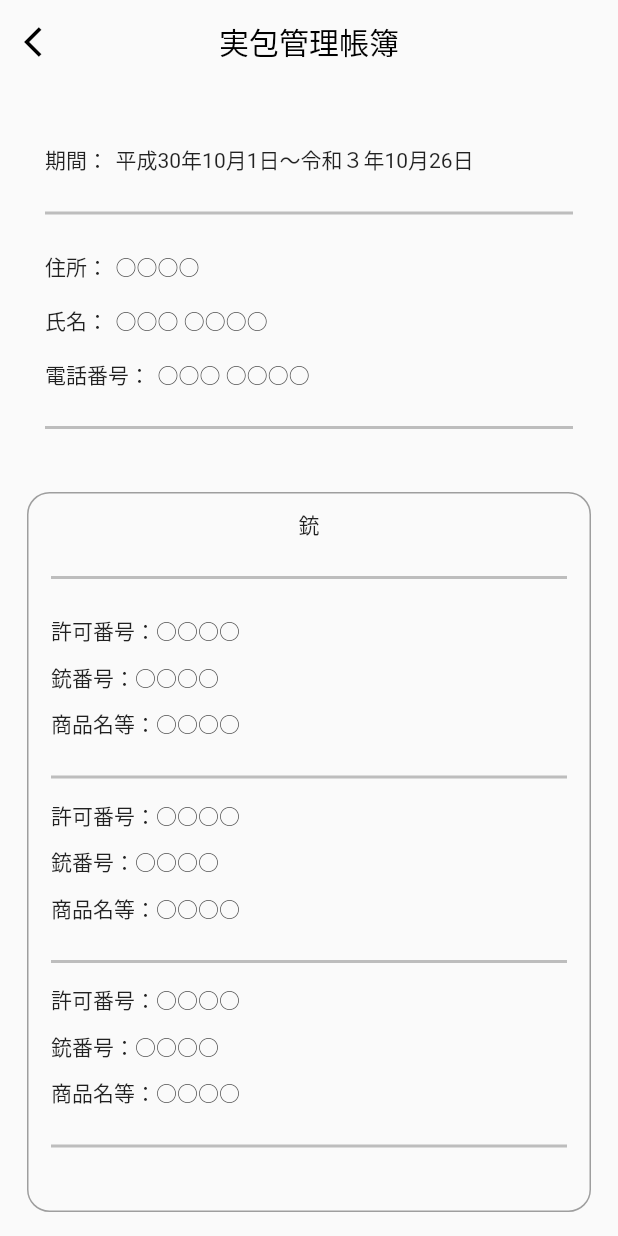
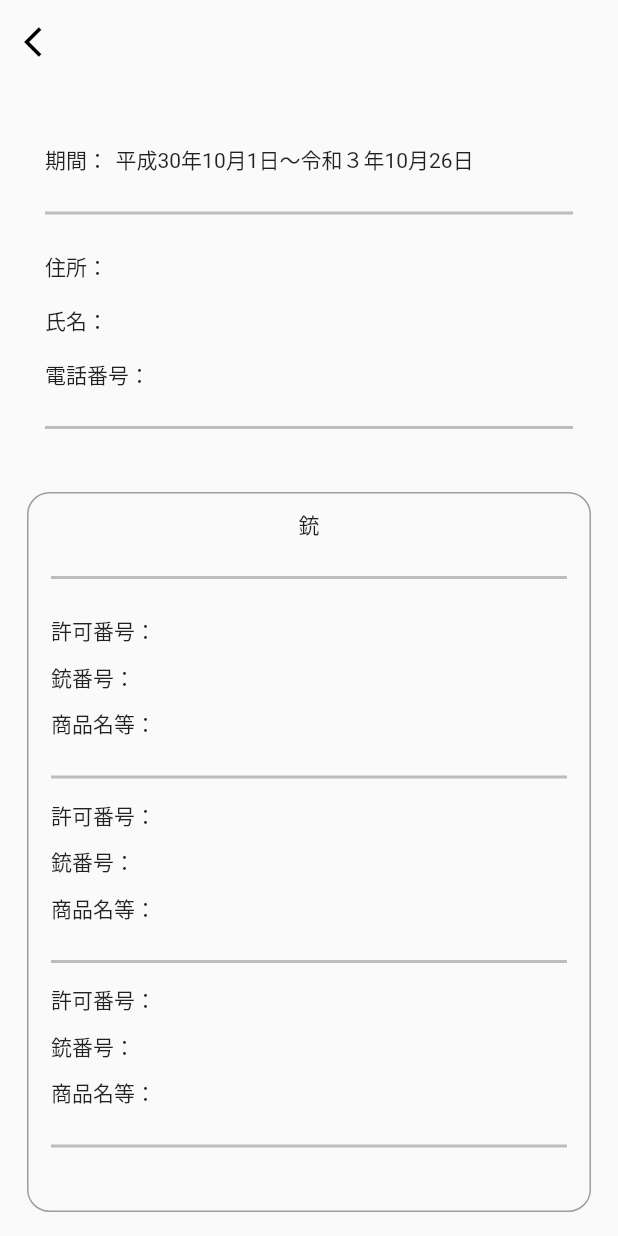
Before and after one commit to Hassank455/Gun_Management, a Flutter app: the ShowContractManagement screen opened directly, on a phone screen of 412 x 824 dp. Run offline on Flutter 3.47's test engine with Material 2 defaults, Android fonts, the phone set to English and light mode, and no system bars; our stand-ins replace bloc, flutter_bloc, sqflite; accounts and stored records are empty.

Commit message:
finish 1

```diff
--- a/lib/modules/cartridge_receipt_and_payment/cartridge_receipt_and_payment.dart
+++ b/lib/modules/cartridge_receipt_and_payment/cartridge_receipt_and_payment.dart
@@ -1,9 +1,12 @@
 import 'package:flutter/material.dart';
 import 'package:gun_management/modules/cartridge_receipt_and_payment/payment_editing.dart';
+import 'package:gun_management/shared/cubit/cubit.dart';
 
 class CartridgeReceiptAndPayment extends StatelessWidget {
   @override
   Widget build(BuildContext context) {
+    var tasks = AppCubit.get(context).newTasks;
+    var tasks2 = AppCubit.get(context).informationTasks;
     return Scaffold(
       appBar: AppBar(
         backgroundColor: Colors.transparent,
@@ -59,6 +62,8 @@ class CartridgeReceiptAndPayment extends StatelessWidget {
           ),
         ),
       ),
+
+
     );
   }
 
--- a/lib/modules/contract_management_account_book/show_contarct_mangement.dart
+++ b/lib/modules/contract_management_account_book/show_contarct_mangement.dart
@@ -11,8 +11,10 @@ class ShowContractManagement extends StatelessWidget {
   String? productAndName;
   String? kinds;
   String? standardCartridge;
+
   String? storageName;
   String? address;
+
   String? user;
   String? fullName;
   String? title;
@@ -54,7 +56,7 @@ class ShowContractManagement extends StatelessWidget {
               backgroundColor: Colors.transparent,
               elevation: 0,
               centerTitle: true,
-              title: Text('実包管理帳簿', style: TextStyle(color: Colors.black)),
+              title: Text(permissionNumber ?? '', style: TextStyle(color: Colors.black)),
               leading: IconButton(
                   onPressed: () {
                     Navigator.pop(context);
@@ -92,7 +94,7 @@ class ShowContractManagement extends StatelessWidget {
                       children: [
                         Text('住所：'),
                         SizedBox(width: 5),
-                        Text('○○○○'),
+                        Text(addressUser ?? ''),
                       ],
                     ),
                   ),
@@ -103,7 +105,7 @@ class ShowContractManagement extends StatelessWidget {
                       children: [
                         Text('氏名：'),
                         SizedBox(width: 5),
-                        Text('○○○ ○○○○'),
+                        Text(fullName ?? ''),
                       ],
                     ),
                   ),
@@ -114,7 +116,7 @@ class ShowContractManagement extends StatelessWidget {
                       children: [
                         Text('電話番号：'),
                         SizedBox(width: 5),
-                        Text('○○○ ○○○○'),
+                        Text(telephoneNumber ?? ''),
                       ],
                     ),
                   ),
@@ -179,7 +181,7 @@ class ShowContractManagement extends StatelessWidget {
           child: Row(
             children: [
               Text('許可番号：'),
-              Text('○○○○'),
+              Text(permissionNumber ?? ''),
             ],
           ),
         ),
@@ -189,7 +191,7 @@ class ShowContractManagement extends StatelessWidget {
           child: Row(
             children: [
               Text('銃番号：'),
-              Text('○○○○'),
+              Text(gunNumber ?? ''),
             ],
           ),
         ),
@@ -199,7 +201,7 @@ class ShowContractManagement extends StatelessWidget {
           child: Row(
             children: [
               Text('商品名等：'),
-              Text('○○○○'),
+              Text(productAndName ?? ''),
             ],
           ),
         ),
@@ -243,9 +245,9 @@ class ShowContractManagement extends StatelessWidget {
               child: Row(
                 mainAxisAlignment: MainAxisAlignment.spaceEvenly,
                 children: [
-                  Text('名称'),
+                  Text(fullName ?? ''),
                   SizedBox(width: 10),
-                  Text('所在地'),
+                  Text(addressUser ?? ''),
                 ],
               ),
             ),
@@ -265,22 +267,22 @@ class ShowContractManagement extends StatelessWidget {
                   Column(
                     crossAxisAlignment: CrossAxisAlignment.start,
                     children: [
-                      Text('○○銃砲店'),
+                      Text(storageName ?? ''),
                       SizedBox(height: 15),
-                      Text('東京都中央区'),
+                      Text(storageName ?? ''),
                       SizedBox(height: 15),
-                      Text('○○銃砲店'),
+                      Text(storageName ?? ''),
                     ],
                   ),
                   SizedBox(width: 15),
                   Column(
                     crossAxisAlignment: CrossAxisAlignment.start,
                     children: [
-                      Text('東京都中央区'),
+                      Text(address ?? ''),
                       SizedBox(height: 15),
-                      Text('千葉県成田市酒井'),
+                      Text(address ?? ''),
                       SizedBox(height: 15),
-                      Text('東京都中央区'),
+                      Text(address ?? ''),
                     ],
                   ),
                 ],
--- a/lib/modules/storage_place/add_data_storage.dart
+++ b/lib/modules/storage_place/add_data_storage.dart
@@ -98,7 +98,7 @@ class AddDataStorage extends StatelessWidget {
                                       keyboardType: TextInputType.text,
                                       validator: (String? value) {
                                         if (value!.isEmpty) {
-                                          return '許可番号 空であってはなりません ';
+                                          return '保管庫名称 空であってはなりません ';
                                         }
                                         return null;
                                       },
@@ -120,7 +120,7 @@ class AddDataStorage extends StatelessWidget {
                                       keyboardType: TextInputType.text,
                                       validator: (String? value) {
                                         if (value!.isEmpty) {
-                                          return '種類 空であってはなりません ';
+                                          return '住所 空であってはなりません ';
                                         }
                                         return null;
                                       },
--- a/lib/modules/storage_place/edit_data_storage.dart
+++ b/lib/modules/storage_place/edit_data_storage.dart
@@ -100,7 +100,7 @@ class _EditDataStorageState extends State<EditDataStorage> {
                                       keyboardType: TextInputType.text,
                                       validator: (String? value) {
                                         if (value!.isEmpty) {
-                                          return '許可番号 空であってはなりません ';
+                                          return '保管庫名称 空であってはなりません ';
                                         }
                                         return null;
                                       },
@@ -122,7 +122,7 @@ class _EditDataStorageState extends State<EditDataStorage> {
                                       keyboardType: TextInputType.text,
                                       validator: (String? value) {
                                         if (value!.isEmpty) {
-                                          return '種類 空であってはなりません ';
+                                          return '住所 空であってはなりません ';
                                         }
                                         return null;
                                       },
--- a/lib/shared/cubit/cubit.dart
+++ b/lib/shared/cubit/cubit.dart
@@ -99,7 +99,7 @@ class AppCubit extends Cubit<AppStates> {
     await database!.transaction((txn)async {
       await txn
           .rawInsert(
-        'INSERT INTO tasks(permissionNumber, kinds, status) VALUES("$storageName", "$address", "new")',
+        'INSERT INTO tasks(storageName, address, status) VALUES("$storageName", "$address", "new")',
       )
           .then((value) {
         print('$value inserted successfully');
```
